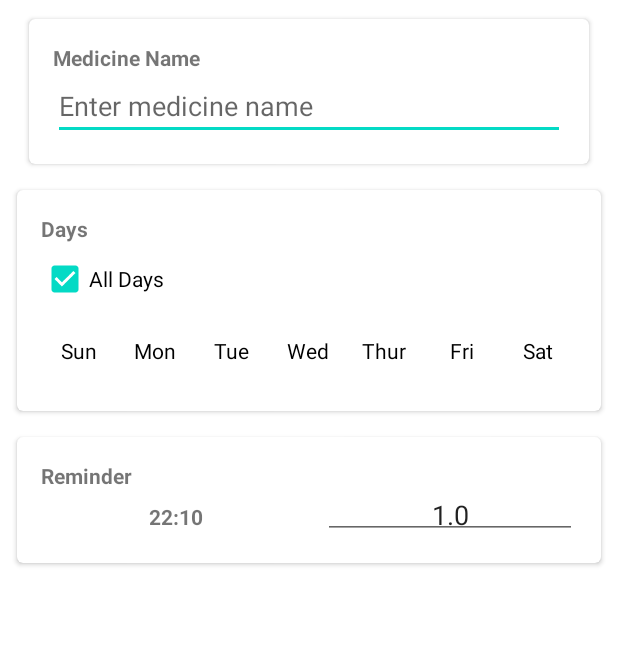
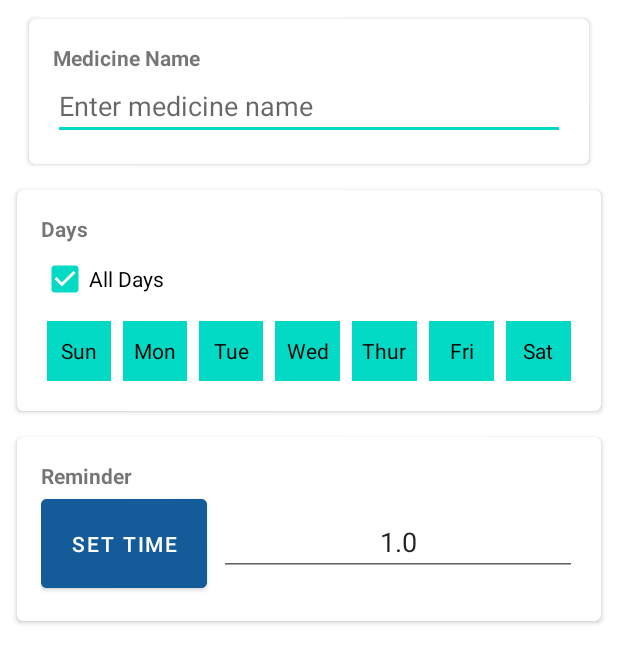
Before and after one commit to abhijith21059/MobileComputingProject, an Android app: the AddMedFragment screen opened directly, with no data from a screen before it, after a tap on "All Days", on a phone screen of 412 x 824 dp. Shown: the top 663 px of the screen. Run offline under Robolectric (Android 15) with nearby library versions, the phone set to English and light mode, and no system bars; Roboto replaces fonts that are not available here.

Commit message:
time picker

```diff
--- a/app/src/main/java/com/example/mc_project/AddMedFragment.java
+++ b/app/src/main/java/com/example/mc_project/AddMedFragment.java
@@ -1,16 +1,27 @@
 package com.example.mc_project;
 
+import android.app.Activity;
+import android.app.TimePickerDialog;
+import android.content.Context;
+import android.graphics.Color;
 import android.os.Bundle;
 
+import androidx.annotation.NonNull;
 import androidx.fragment.app.Fragment;
+import androidx.fragment.app.FragmentActivity;
 
+import android.util.Log;
 import android.view.LayoutInflater;
 import android.view.View;
 import android.view.ViewGroup;
+import android.widget.Button;
 import android.widget.CheckBox;
 import android.widget.EditText;
 import android.widget.LinearLayout;
 import android.widget.TextView;
+import android.widget.TimePicker;
+
+import java.util.Locale;
 
 
 public class AddMedFragment extends Fragment implements View.OnClickListener {
@@ -25,10 +36,16 @@ public class AddMedFragment extends Fragment implements View.OnClickListener {
     private CheckBox thurCheckBox;
     private CheckBox friCheckBox;
     private CheckBox satCheckBox;
-    private TextView timeText;
+
+    private Button timeBtn;
+    int hour, minute;
+
     private EditText dosageText;
 
     Medicine med;
+    private String DEBUG_TAG="AddMedFragment";
+    private View view;
+    private Activity mActivity;
 
 
     public AddMedFragment() {
@@ -46,6 +63,12 @@ public class AddMedFragment extends Fragment implements View.OnClickListener {
     }
 
     @Override
+    public void onAttach(@NonNull Context context) {
+        super.onAttach(context);
+        mActivity = getActivity();
+    }
+
+    @Override
     public void onCreate(Bundle savedInstanceState) {
         super.onCreate(savedInstanceState);
     }
@@ -56,7 +79,7 @@ public class AddMedFragment extends Fragment implements View.OnClickListener {
         // Inflate the layout for this fragment
 //        return inflater.inflate(R.layout.fragment_add_med, container, false);
 
-        View view= inflater.inflate(R.layout.fragment_add_med, container, false);
+        view= inflater.inflate(R.layout.fragment_add_med, container, false);
         editMedName = (EditText)view.findViewById(R.id.edit_med_name);
         allDayCheckBox = (CheckBox)view.findViewById(R.id.all_day);
         sunCheckBox = (CheckBox)view.findViewById(R.id.dv_sunday);
@@ -67,12 +90,22 @@ public class AddMedFragment extends Fragment implements View.OnClickListener {
         friCheckBox = (CheckBox)view.findViewById(R.id.dv_friday);
         satCheckBox = (CheckBox)view.findViewById(R.id.dv_saturday);
 
-        timeText = (TextView)view.findViewById(R.id.tv_medicine_time);
+        timeBtn = (Button)view.findViewById(R.id.timeButton);
         dosageText = (EditText)view.findViewById(R.id.tv_dose_quantity);
 
+        Log.e(DEBUG_TAG,"line 75");
+
+        timeBtn.setOnClickListener(new View.OnClickListener() {
+            @Override
+            public void onClick(View view) {
+                pickTime(view);
+            }
+        });
 
 //        editMedName.addTextChangedListener(this);
         allDayCheckBox.setOnClickListener(this);
+        Log.e(DEBUG_TAG,"line 79");
+//        allDayCheckBox.setOnCheckedChangeListener(this);
         sunCheckBox.setOnClickListener(this);
         monCheckBox.setOnClickListener(this);
         tueCheckBox.setOnClickListener(this);
@@ -86,74 +119,112 @@ public class AddMedFragment extends Fragment implements View.OnClickListener {
         return view;
     }
 
-    public void onClick(View view) {
-        boolean checked = ((CheckBox) view).isChecked();
-        switch (view.getId()) {
+    public void onClick(View view1) {
+        boolean checked = ((CheckBox) view1).isChecked();
+        switch (view1.getId()) {
+            case R.id.dv_sunday:
+                if (checked) {
+                    med.days[0] = true;
+                    view1.setBackgroundColor(Color.parseColor("#FF03DAC5"));
+                } else {
+                    med.days[0] = false;
+                    allDayCheckBox.setChecked(false);
+                    view1.setBackgroundColor(Color.parseColor("#FFFFFF"));
+                }
+                break;
             case R.id.dv_monday:
                 if (checked) {
                     med.days[1] = true;
+                    view1.setBackgroundColor(Color.parseColor("#FF03DAC5"));
                 } else {
                     med.days[1] = false;
                     allDayCheckBox.setChecked(false);
+                    view1.setBackgroundColor(Color.parseColor("#FFFFFF"));
                 }
                 break;
             case R.id.dv_tuesday:
                 if (checked) {
                     med.days[2] = true;
+                    view1.setBackgroundColor(Color.parseColor("#FF03DAC5"));
                 } else {
                     med.days[2] = false;
                     allDayCheckBox.setChecked(false);
+                    view1.setBackgroundColor(Color.parseColor("#FFFFFF"));
                 }
                 break;
             case R.id.dv_wednesday:
                 if (checked) {
                     med.days[3] = true;
+                    view1.setBackgroundColor(Color.parseColor("#FF03DAC5"));
                 } else {
                     med.days[3] = false;
                     allDayCheckBox.setChecked(false);
+                    view1.setBackgroundColor(Color.parseColor("#FFFFFF"));
                 }
                 break;
             case R.id.dv_thursday:
                 if (checked) {
                     med.days[4] = true;
+                    view1.setBackgroundColor(Color.parseColor("#FF03DAC5"));
                 } else {
                     med.days[4] = false;
                     allDayCheckBox.setChecked(false);
+                    view1.setBackgroundColor(Color.parseColor("#FFFFFF"));
                 }
                 break;
             case R.id.dv_friday:
                 if (checked) {
                     med.days[5] = true;
+                    view1.setBackgroundColor(Color.parseColor("#FF03DAC5"));
                 } else {
                     med.days[5] = false;
                     allDayCheckBox.setChecked(false);
+                    view1.setBackgroundColor(Color.parseColor("#FFFFFF"));
                 }
                 break;
             case R.id.dv_saturday:
                 if (checked) {
                     med.days[6] = true;
+                    view1.setBackgroundColor(Color.parseColor("#FF03DAC5"));
                 } else {
                     med.days[6] = false;
                     allDayCheckBox.setChecked(false);
-                }
-                break;
-            case R.id.dv_sunday:
-                if (checked) {
-                    med.days[0] = true;
-                } else {
-                    med.days[0] = false;
-                    allDayCheckBox.setChecked(false);
+                    view1.setBackgroundColor(Color.parseColor("#FFFFFF"));
                 }
                 break;
             case R.id.all_day:
-                LinearLayout ll = (LinearLayout) view.findViewById(R.id.checkbox_layout);
+                Log.e(DEBUG_TAG, "all_day switch case");
+                LinearLayout ll = (LinearLayout)view.findViewById(R.id.checkbox_layout);
                 for (int i = 0; i < ll.getChildCount(); i++) {
                     View v = ll.getChildAt(i);
                     ((CheckBox) v).setChecked(checked);
                     onClick(v);
                 }
+                Log.e(DEBUG_TAG, "all_day switch case passed");
                 break;
         }
     }
 
+    public void pickTime(View view)
+    {
+        TimePickerDialog.OnTimeSetListener onTimeSetListener = new TimePickerDialog.OnTimeSetListener()
+        {
+            @Override
+            public void onTimeSet(TimePicker timePicker, int selectedHour, int selectedMinute)
+            {
+                Log.e(DEBUG_TAG, "on time set");
+                hour = selectedHour;
+                minute = selectedMinute;
+                timeBtn.setText(String.format(Locale.getDefault(), "%02d:%02d", hour, minute));
+            }
+        };
+
+        // int style = AlertDialog.THEME_HOLO_DARK;
+
+        TimePickerDialog timePickerDialog = new TimePickerDialog(mActivity, /*style,*/ onTimeSetListener, hour, minute, true);
+
+        timePickerDialog.setTitle("Select Time");
+        timePickerDialog.show();
+    }
+
 }
--- a/app/src/main/res/layout/fragment_add_med.xml
+++ b/app/src/main/res/layout/fragment_add_med.xml
@@ -190,15 +190,17 @@
                     android:layout_height="wrap_content"
                     android:orientation="horizontal">
 
-                    <TextView
-                        android:id="@+id/tv_medicine_time"
+                    <Button
+                        android:id="@+id/timeButton"
                         android:layout_width="wrap_content"
                         android:layout_height="wrap_content"
-                        android:layout_weight="1"
-                        android:gravity="center"
-                        android:padding="@dimen/four_dp"
-                        android:textStyle="bold"
-                        android:text="22:10" />
+                        android:padding="20dp"
+                        android:text="Set Time"
+                        android:backgroundTint="#145B9A"
+                        app:layout_constraintBottom_toBottomOf="parent"
+                        app:layout_constraintLeft_toLeftOf="parent"
+                        app:layout_constraintRight_toRightOf="parent"
+                        app:layout_constraintTop_toTopOf="parent" />
 
                     <EditText
                         android:id="@+id/tv_dose_quantity"
@@ -208,7 +210,7 @@
                         android:layout_marginStart="8dp"
                         android:layout_weight="1"
                         android:gravity="center"
-                        android:padding="@dimen/four_dp"
+                        android:inputType="numberDecimal"
                         android:text="1.0" />
 
                 </LinearLayout>
```
